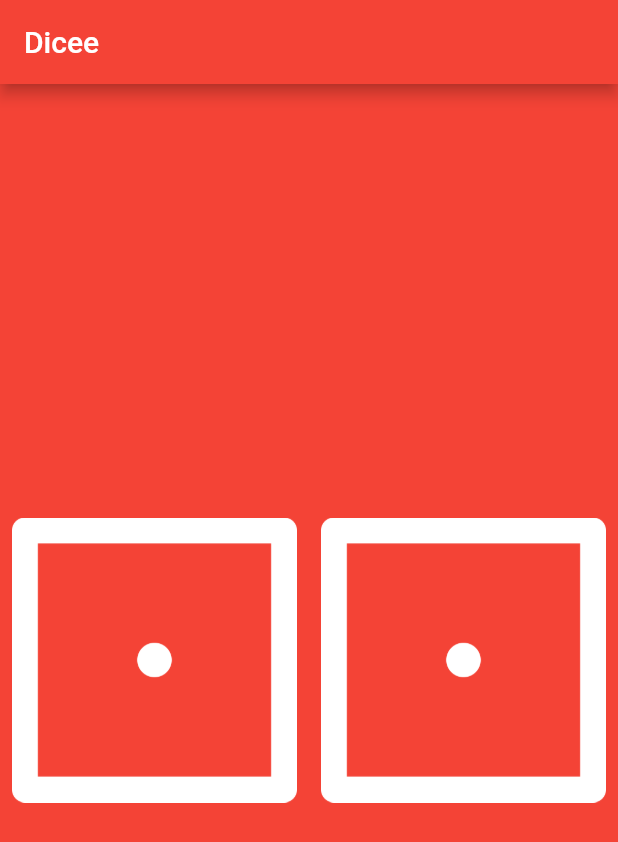
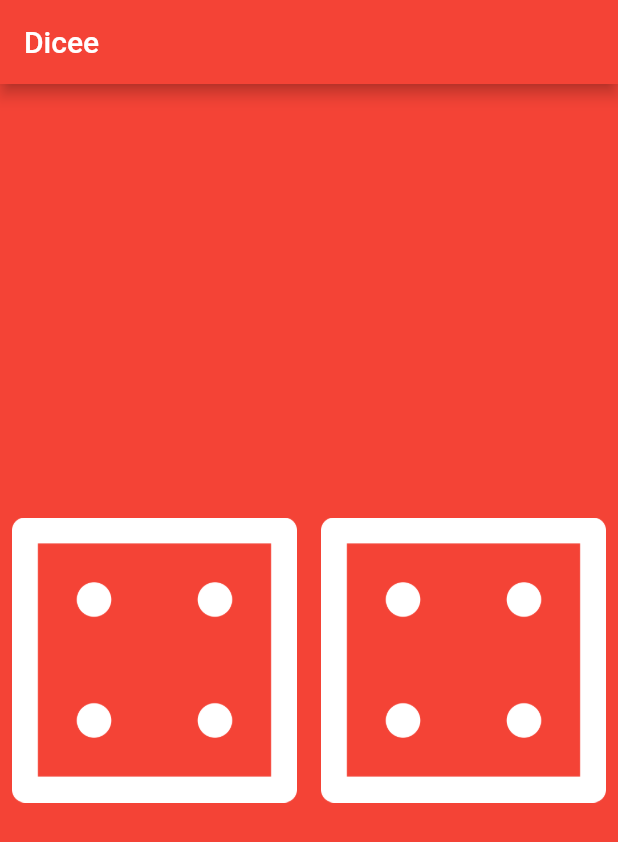
Before and after one commit to sebastienBellon/dicee_flutter, a Flutter app: the screen it shows after launch, on a phone screen of 412 x 824 dp. Shown: the top 842 px of the screen. Run offline on Flutter 3.47's test engine with Material 2 defaults, Android fonts, the phone set to English and light mode, and no system bars.

```diff
--- a/lib/main.dart
+++ b/lib/main.dart
@@ -24,8 +24,17 @@ class MyApp extends StatelessWidget {
   }
 }
 
-class DicePage extends StatelessWidget {
+
+
+class DicePage extends StatefulWidget {
   const DicePage({Key? key}) : super(key: key);
+
+  @override
+  State<DicePage> createState() => _DicePageState();
+}
+
+class _DicePageState extends State<DicePage> {
+  int leftDiceNumber = 4;
 
   @override
   Widget build(BuildContext context) {
@@ -34,13 +43,13 @@ class DicePage extends StatelessWidget {
         children: <Widget>[
           Expanded(
             child: TextButton(
-              child: Image.asset('images/dice1.png'),
+              child: Image.asset('images/dice$leftDiceNumber.png'),
               onPressed: () {},
             ),
           ),
           Expanded(
             child: TextButton(
-              child: Image.asset('images/dice1.png'),
+              child: Image.asset('images/dice$leftDiceNumber.png'),
               onPressed: () {},
             ),
           )
```
